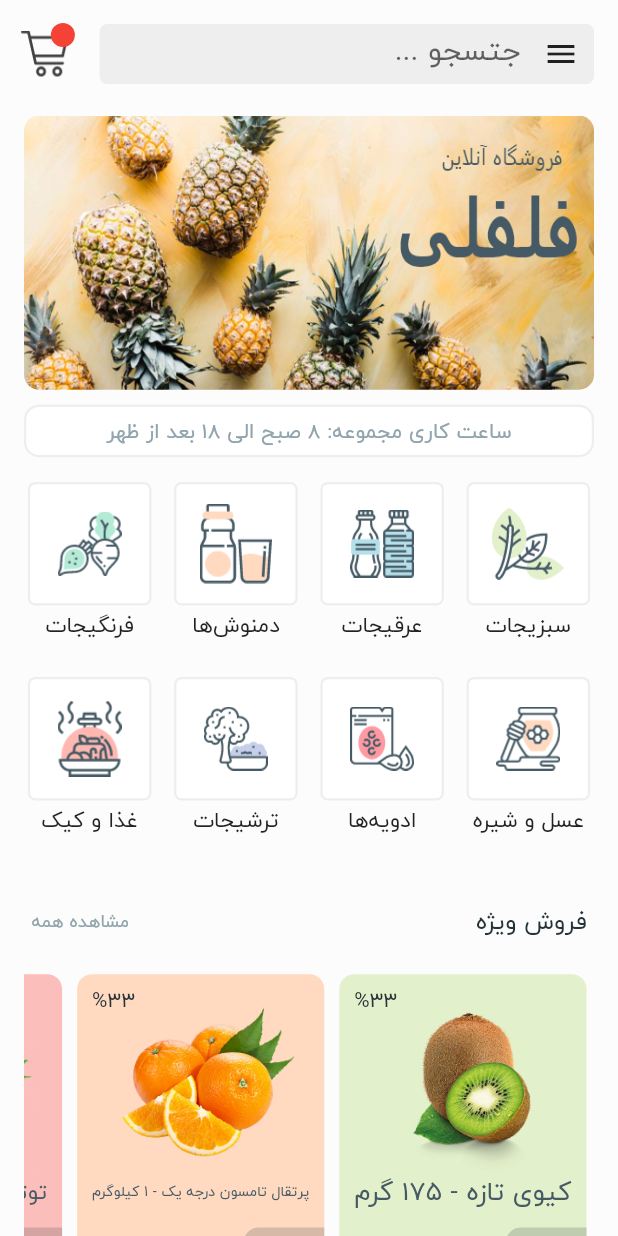
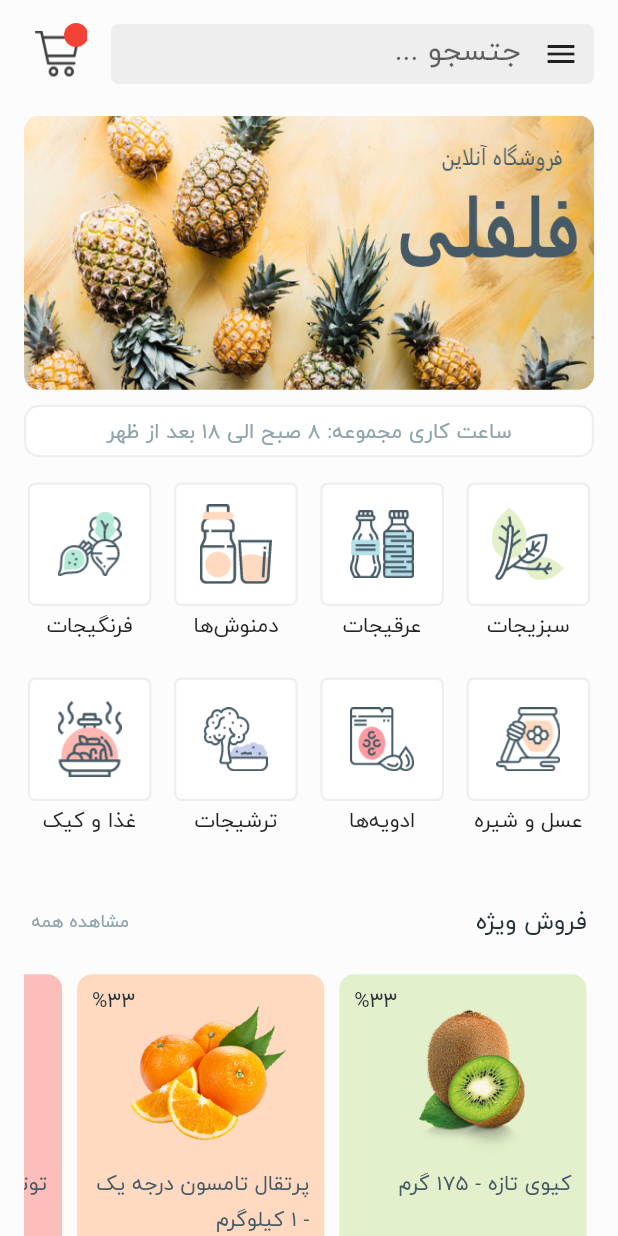
Before and after one commit to arkatech/fruit-flutter, a Flutter app: the screen it shows after launch, on a phone screen of 412 x 824 dp. Run offline on Flutter 3.47's test engine with Material 2 defaults, Android fonts, the phone set to English and light mode, and no system bars; drawn by our look-alikes of carousel_slider.

Commit message:
fixing some responsive stuffs

```diff
--- a/lib/views/mobile/Home/mobile_home_portrait.dart
+++ b/lib/views/mobile/Home/mobile_home_portrait.dart
@@ -29,7 +29,7 @@ class MobileHomePortraitState extends State<MobileHomePortrait>{
             new Row(
               children: <Widget>[
                 new Container(
-                  width: 0.8 * size.width,
+                  width: size.width-90,
                   height: 40,
                   margin: new EdgeInsets.all(16),
                   decoration: new BoxDecoration(
@@ -63,12 +63,14 @@ class MobileHomePortraitState extends State<MobileHomePortrait>{
                     ],
                   ),
                 ),
-                new Stack(
+                new Container(
+                  width: 40,
+                  child: new Stack(
                     alignment: Alignment.topLeft,
                     children: <Widget>[
                       new Container(
-                      width: size.width * 0.1,
-                      height: size.width * 0.1,
+                        width: size.shortestSide * 0.1,
+                        height: size.shortestSide * 0.1,
                         child: new InkWell(
                           onTap: () {
 
@@ -86,7 +88,7 @@ class MobileHomePortraitState extends State<MobileHomePortrait>{
                         ),
                       ),
                       new Positioned(
-                        left: size.width * 0.06,
+                          left: size.shortestSide * 0.06,
                           top: 0,
                           child: new Container(
                             width: 16,
@@ -97,6 +99,7 @@ class MobileHomePortraitState extends State<MobileHomePortrait>{
                             ),
                           ))
                     ],
+                  ),
                 )
               ],
             ),
@@ -144,7 +147,7 @@ class MobileHomePortraitState extends State<MobileHomePortrait>{
               ],
             ),),
             new Container(
-              height: size.width/1.85,
+              height: size.shortestSide/1.75,
               margin: new EdgeInsets.symmetric(horizontal:16, vertical: 5),
               child: ListView.builder(
                 scrollDirection: Axis.horizontal,
--- a/lib/widgets/category.dart
+++ b/lib/widgets/category.dart
@@ -28,9 +28,9 @@ class CategoryViewState extends State<CategoryView>{
               borderRadius: BorderRadius.circular(5),
               border: new Border.all(color: new Color(baseColor),width: 1.5),
             ),
-            child: Image.asset(widget.category.image, scale: 1.5,)
+            child: Image.asset(widget.category.image, scale: size.width>size.height?1.25:1.5,)
         ),
-        new Container(width:size.width*0.2, height: size.width*0.06,child: new FittedBox(child: new Text(widget.category.name, style: TextStyle(fontFamily: fontFamily),),),)
+        new Container(child: new Text(widget.category.name, style: TextStyle(fontFamily: fontFamily),),)
       ],
     );
   }
--- a/lib/widgets/product.dart
+++ b/lib/widgets/product.dart
@@ -17,7 +17,7 @@ class ProductViewState extends State<ProductView>{
   Widget build(BuildContext context) {
     var size = MediaQuery.of(context).size;
     return new Container(
-      width: size.width/2.5,
+      width: size.shortestSide/2.5,
       margin: new EdgeInsets.symmetric(horizontal: 5),
       decoration: new BoxDecoration(
         color: new Color(widget.product.specialColor),
@@ -29,13 +29,12 @@ class ProductViewState extends State<ProductView>{
           new Stack(
             children: <Widget>[
               new Align(alignment: Alignment.center ,child: new Padding(padding: new EdgeInsets.only(left: 10,top: 5), child:
-              Image.asset(widget.product.image,height: size.width/3.25,width: size.width/3.25,))),
+              Image.asset(widget.product.image,height: 115,width: 115,))),
               new Align(alignment: Alignment.centerLeft ,child: new Padding(padding: new EdgeInsets.only(left: 10,top: 5), child: new Text("%"+widget.product.discountPercent.toString(), style: TextStyle(fontFamily: fontFamily, fontSize: 14, color: new Color(baseColor3)),),)),
               new Container(
-                width: size.width,
-                height: 35,
-                margin: new EdgeInsets.only(left: 10, right:10, top:size.width/3.25),
-                child: new FittedBox(fit: BoxFit.fitWidth,child: SizedBox(child: new Text(widget.product.title, textDirection: TextDirection.rtl, maxLines: 2,softWrap: true, overflow: TextOverflow.ellipsis, style: new TextStyle(fontFamily: fontFamily, color: new Color(baseColor4)) ,),),)
+                width: size.shortestSide,
+                margin: new EdgeInsets.only(left: 10, right:10, top:size.shortestSide/3.25),
+                child: new Text(widget.product.title, textDirection: TextDirection.rtl, maxLines: 2,softWrap: true, overflow: TextOverflow.ellipsis, style: new TextStyle(fontFamily: fontFamily, color: new Color(baseColor4)))
               ),
             ],
           ),
@@ -43,8 +42,8 @@ class ProductViewState extends State<ProductView>{
             mainAxisAlignment: MainAxisAlignment.spaceBetween,
             children: <Widget>[
               new Container(
-                width: size.width/7.65,
-                height: size.width/7.65,
+                width: size.shortestSide/7.65,
+                height:60,
                 decoration: new BoxDecoration(
                     color: new Color(0x30263238),
                     borderRadius: new BorderRadius.only(
@@ -54,19 +53,19 @@ class ProductViewState extends State<ProductView>{
                 child: new InkWell(
                   onTap: (){},
                   child: new Icon(
-                    Icons.add, size: size.width/12, color: new Color(0x50000000),),
+                    Icons.add, size: 35, color: new Color(0x50000000),),
                 ),
               ),
               new Container(
-                width: size.width/3.75,
-                height: size.width/7.65,
+                width: size.shortestSide/3.75,
+                height: 60,
                 padding: new EdgeInsets.symmetric(horizontal: 10, vertical: 5),
                 margin: new EdgeInsets.symmetric(horizontal: 0),
                 child: new Column(
                   crossAxisAlignment: CrossAxisAlignment.stretch,
                   children: <Widget>[
-                    new Flexible(child: new FittedBox(fit:BoxFit.fitWidth,child: new Text(widget.product.discount.toString()+" تومان", textDirection: TextDirection.rtl,style: TextStyle(color: widget.product.hasDiscount? new Color(baseColor5): new Color(0xFF000000),fontFamily: fontFamily,decoration: widget.product.hasDiscount?TextDecoration.lineThrough:null)),),),
-                    new Flexible(child: new FittedBox(fit:BoxFit.fitWidth,child: new Visibility(child: new Text(widget.product.discount.toString()+" تومان", textDirection: TextDirection.rtl,style: TextStyle(fontFamily: fontFamily),)),))
+                    new Text(widget.product.discount.toString()+" تومان", textDirection: TextDirection.rtl,style: TextStyle(color: widget.product.hasDiscount? new Color(baseColor5): new Color(0xFF000000),fontFamily: fontFamily,decoration: widget.product.hasDiscount?TextDecoration.lineThrough:null)),
+                    new Visibility(child: new Text(widget.product.discount.toString()+" تومان", textDirection: TextDirection.rtl,style: TextStyle(fontFamily: fontFamily),)),
                   ],
                 ),
               ),
```
Lines whose indentation alone changed are shown as unchanged.
